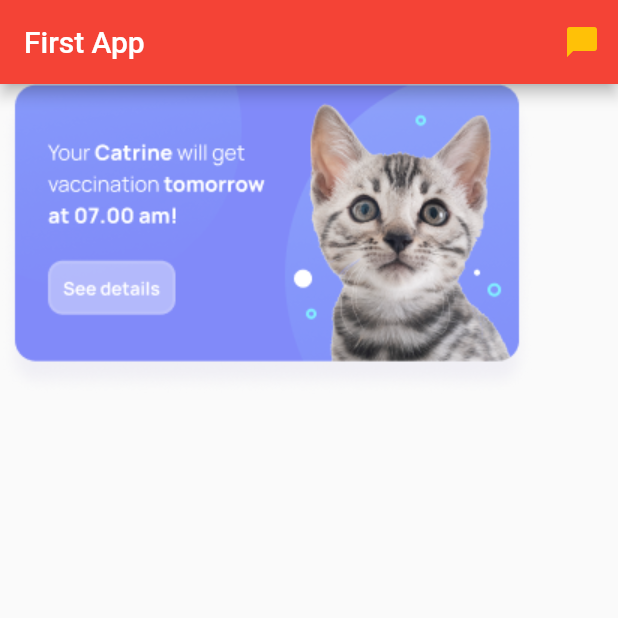
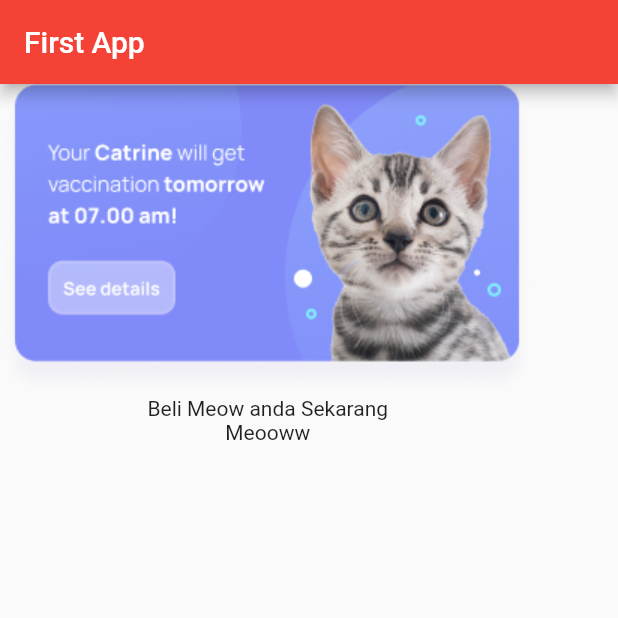
Before and after one commit to arifin1301/learn-flutter, a Flutter app: the screen it shows after launch, on a phone screen of 412 x 824 dp, the top half of it. Run offline on Flutter 3.47's test engine with Material 2 defaults, Android fonts, the phone set to English and light mode, and no system bars.

Commit message:
basic Layout UI

```diff
--- a/lib/main.dart
+++ b/lib/main.dart
@@ -20,17 +20,16 @@ class MyApp extends StatelessWidget {
           appBar: AppBar(
             title: Text("First App"),
             backgroundColor: Colors.red,
-            actions: <Widget>[
-              IconButton(
-                onPressed: () {},
-                icon: Icon(Icons.chat_bubble),
-                color: Colors.amber,
-              )
-            ],
           ),
           body: SafeArea(
-              child: Image(
-            image: AssetImage("assets/images/pets.png"),
+              child: Container(
+            child: Column(
+              children: <Widget>[
+                Image(image: AssetImage("assets/images/pets.png")),
+                Text("Beli Meow anda Sekarang"),
+                Text("Meooww"),
+              ],
+            ),
           )),
         ));
   }
```
